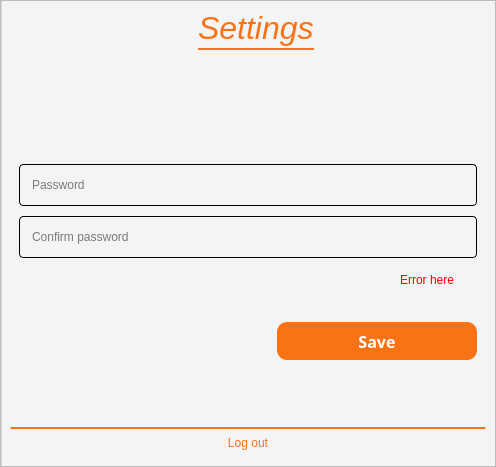
Qt form settingspanel.ui (Ph4sm4/FinelogApp) before a commit.
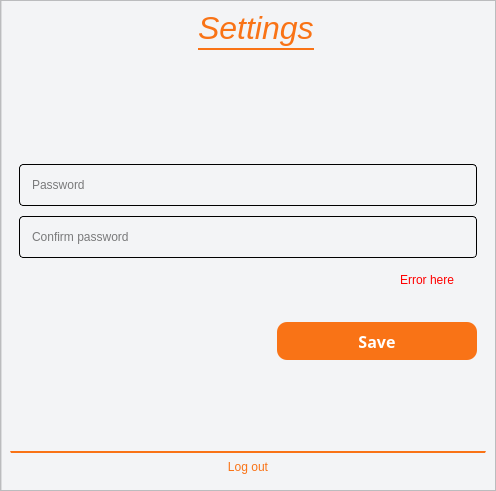
The same form after that commit. The open tabs and pages were chosen to show the change. Icons and pictures are not drawn.

What changed in the file:
```diff
--- a/settingspanel.ui
+++ b/settingspanel.ui
@@ -7,7 +7,7 @@
     <x>0</x>
     <y>0</y>
     <width>496</width>
-    <height>467</height>
+    <height>491</height>
    </rect>
   </property>
   <property name="windowTitle">
```
Left out of the diff: 2 changed lines with no effect on the pictures.
